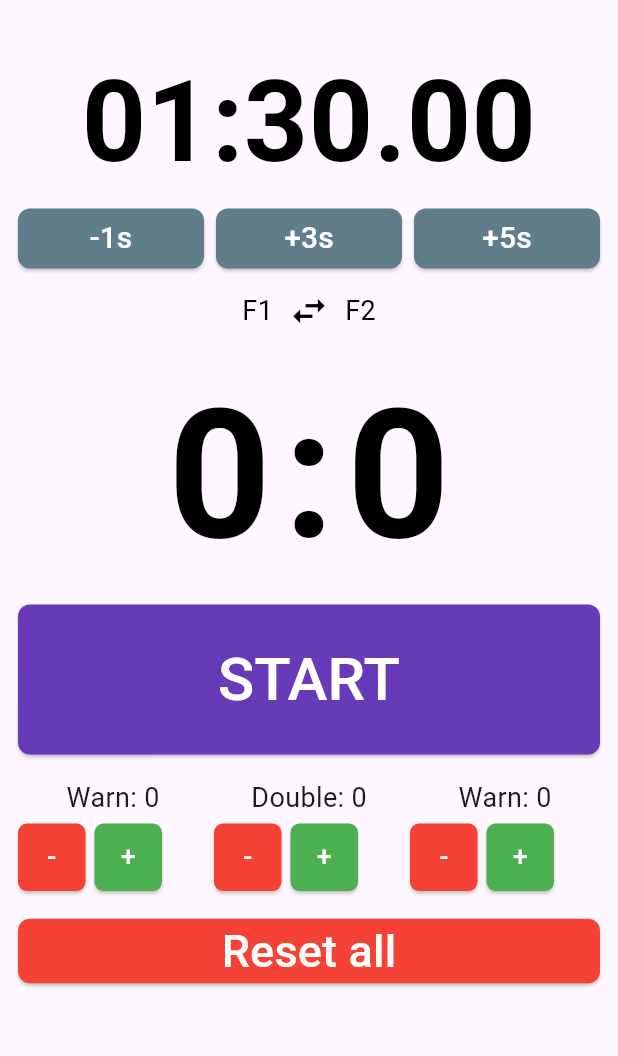
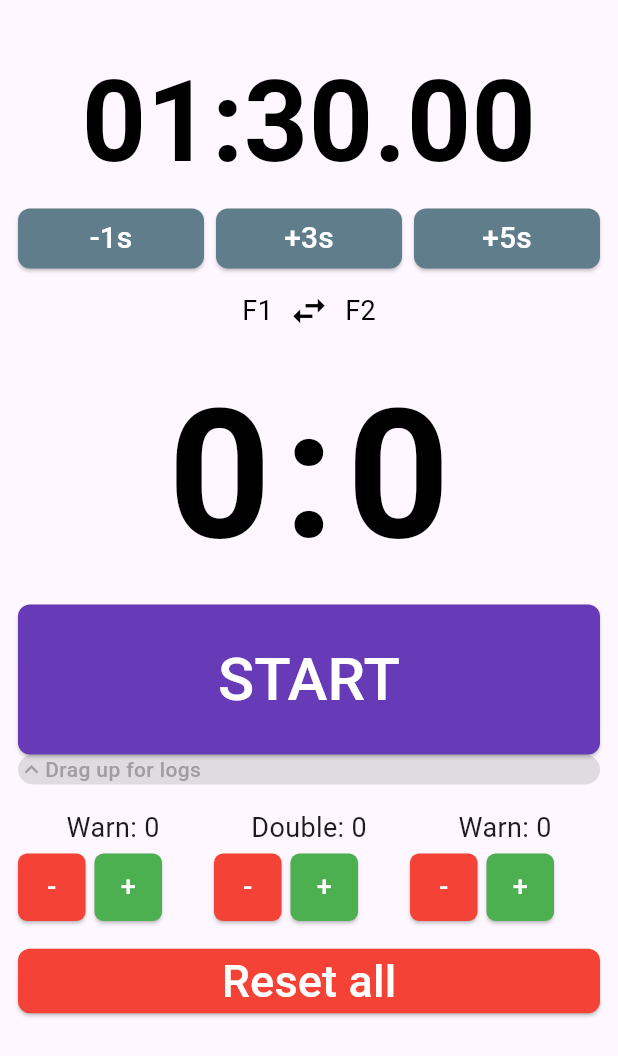
Before and after one commit to kstepanovdev/gdf_hema_timer, a Flutter app: the screen it shows after launch, on a phone screen of 412 x 824 dp. Shown: the top 1056 px of the screen. Run offline on Flutter 3.47's test engine with Material 3 defaults, Android fonts, the phone set to English and light mode, and no system bars; Roboto replaces fonts that are missing (RobotoMono).

Commit message:
add hint for dragging up the button

````diff
--- a/lib/pages/score_page.dart
+++ b/lib/pages/score_page.dart
@@ -10,6 +10,7 @@ import '../widgets/warn_and_double.dart';
 import '../utils/time_utils.dart';
 import '../modules/fight_log/fight_log.dart';
 import '../modules/fight_log/fight_log_view.dart';
+import '../widgets/log_handle_panel.dart';
 
 class ScorePage extends StatefulWidget {
   const ScorePage({super.key});
@@ -135,13 +136,6 @@ class _ScorePageState extends State<ScorePage> {
     return Scaffold(
       body: Padding(
         padding: const EdgeInsets.only(top: 12, left: 12, right: 12, bottom: 8),
-        child: GestureDetector(
-          onVerticalDragEnd: (details) {
-            if (details.primaryVelocity != null &&
-                details.primaryVelocity! > 600) {
-              FightLogView.show(context, fightLog);
-            }
-          },
         child: Column(
           children: [
             /// Timer display
@@ -190,7 +184,6 @@ class _ScorePageState extends State<ScorePage> {
               swapFighters: swapFighters,
             ),
 
-              /// Start button (biggest)
             SizedBox(
               width: double.infinity,
               height: 100,
@@ -200,6 +193,16 @@ class _ScorePageState extends State<ScorePage> {
                 fontSize: 40,
                 onPressed: startTimer,
               ),
+            ),
+            GestureDetector(
+              onVerticalDragUpdate: (details) {
+                // user dragged up
+                if (details.primaryDelta != null &&
+                    details.primaryDelta! < -10) {
+                  FightLogView.show(context, fightLog);
+                }
+              },
+              child: LogHandlePanel(fightLog: fightLog),
             ),
 
             const SizedBox(height: 16),
@@ -241,7 +244,6 @@ class _ScorePageState extends State<ScorePage> {
           ],
         ),
       ),
-      ),
     );
   }
 }
--- /dev/null
+++ b/lib/widgets/log_handle_panel.dart
@@ -0,0 +1,52 @@
+import 'package:flutter/material.dart';
+import '../modules/fight_log/fight_log.dart';
+
+/// A small bottom panel that can be tapped or dragged up to open the fight log.
+///
+/// Place inside a [Stack] with reserved space at the bottom.
+/// Example:
+/// ```dart
+/// Stack(
+///   children: [
+///     Column(...),
+///     LogHandlePanel(fightLog: fightLog),
+///   ],
+/// )
+/// ```
+class LogHandlePanel extends StatelessWidget {
+  final FightLog fightLog;
+
+  const LogHandlePanel({super.key, required this.fightLog});
+
+  @override
+  Widget build(BuildContext context) {
+    return Positioned(
+      bottom: 8,
+      left: 0,
+      right: 0,
+      child: Center(
+        child: Container(
+          // padding: const EdgeInsets.symmetric(vertical: 8, horizontal: 14),
+          decoration: BoxDecoration(
+            color: Colors.black.withAlpha(30),
+            borderRadius: BorderRadius.circular(10),
+          ),
+          child: Row(
+            mainAxisSize: MainAxisSize.max,
+            children: const [
+              Icon(Icons.keyboard_arrow_up, size: 18, color: Colors.grey),
+              Text(
+                "Drag up for logs",
+                style: TextStyle(
+                  color: Colors.grey,
+                  fontSize: 14,
+                  fontWeight: FontWeight.w500,
+                ),
+              ),
+            ],
+          ),
+        ),
+      ),
+    );
+  }
+}
````
Lines whose indentation alone changed are shown as unchanged.
